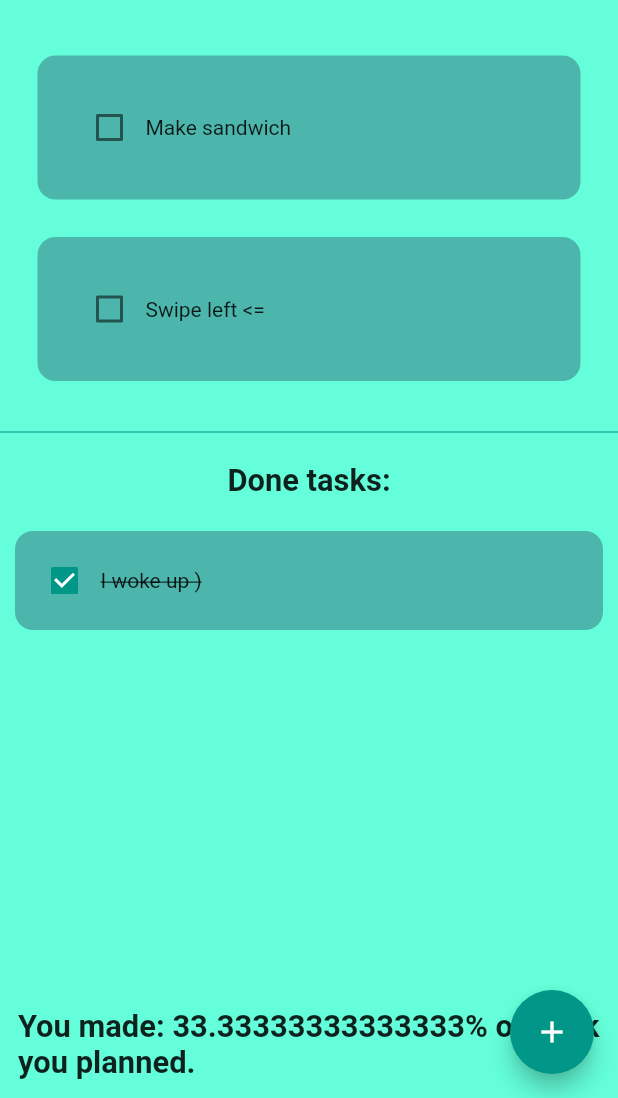
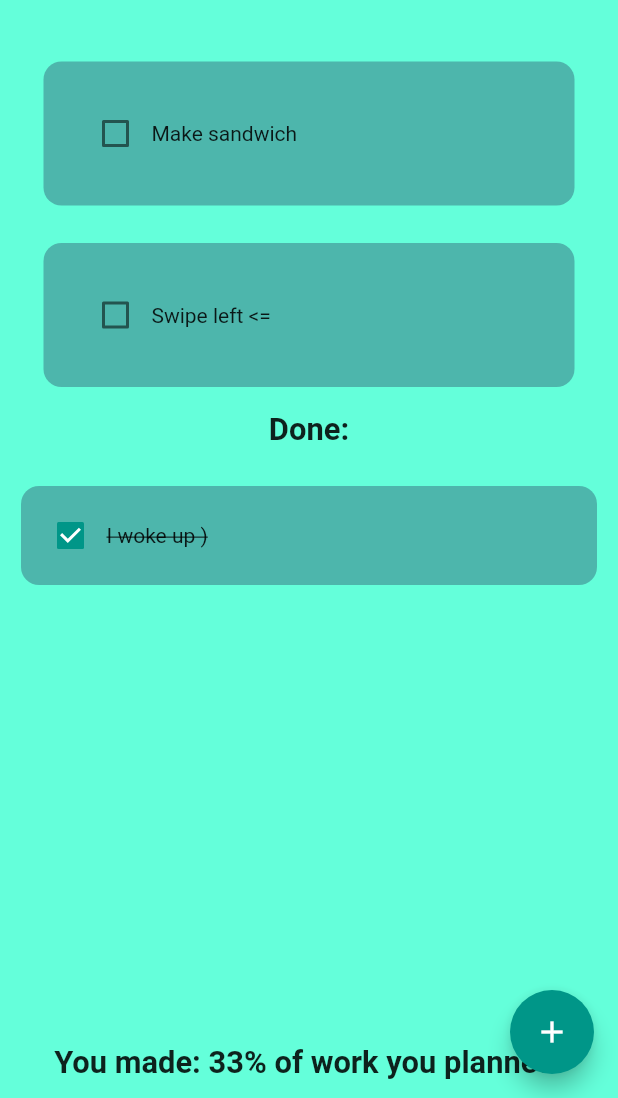
Before and after one commit to valeriiaradzivilo/to_do_app, a Flutter app: the ToDoListPage screen opened directly with empty values, on a phone screen of 412 x 824 dp, the part 138-1236 px from its top. Run offline on Flutter 3.47's test engine with Material 2 defaults, Android fonts, the phone set to English and light mode, and no system bars; drawn by our look-alikes of flutter_slidable; our stand-ins replace confetti, hive, hive_flutter, sizer; accounts and stored records are empty.

```diff
--- a/lib/pages/to_do_list_page.dart
+++ b/lib/pages/to_do_list_page.dart
@@ -7,25 +7,26 @@ import 'package:to_do_app/util/todo_tile.dart';
 import 'package:confetti/confetti.dart';
 import 'dart:math';
 
-
 class ToDoListPage extends StatefulWidget {
   final String BoxName;
-  const ToDoListPage({super.key, required this.BoxName});
+  final boxForToDo; // Open the box
+
+  final myBoxForToDo;
+  final ToDoDatabase db_to_do;
+  const ToDoListPage({super.key, required this.BoxName, required this.boxForToDo, required this.myBoxForToDo, required this.db_to_do});
   @override
   State<ToDoListPage> createState() => _ToDoListPageState();
 }
 
 class _ToDoListPageState extends State<ToDoListPage> {
-
   List ToDo = [];
   List Done = [];
   late ToDoDatabase db;
 
-
   // controller for fireworks
-  final ConfettiController _centerController=
+  final ConfettiController _centerController =
       ConfettiController(duration: const Duration(seconds: 1));
-  late double percentDone= 0;
+  late double percentDone = 0;
 
   // reference hive box
   late final _myBox;
@@ -35,12 +36,9 @@ class _ToDoListPageState extends State<ToDoListPage> {
 
   var box = null;
 
-
-
-
-  Future<String> openBoxMy() async{
+  Future<String> openBoxMy() async {
     print("Open Box");
-    if(box==null) {
+    if (box == null) {
       Hive.initFlutter(); // Initialize Hive
       box = await Hive.openBox(widget.BoxName); // Open the box
 
@@ -48,47 +46,49 @@ class _ToDoListPageState extends State<ToDoListPage> {
       db = ToDoDatabase(widget.BoxName);
     }
 
-    if (_myBox.get("TODOLIST")== null) {
+    if (_myBox.get("TODOLIST") == null) {
       db.createInitialData();
     } else {
       db.loadData();
     }
 
-
     ToDo = db.ToDoList;
     Done = db.DoneList;
-      percentDone = db.DoneList.length/(db.ToDoList.length+db.DoneList.length);
+    percentDone =
+        db.DoneList.length / (db.ToDoList.length + db.DoneList.length);
+    if (percentDone ==   1) {
+      _centerController.play();
+    } else {
+      _centerController.stop();
+    }
     return 'Opened box';
-
-
   }
 
-
-
   @override
-  void initState(){
+  void initState() {
+    //
+    // if (percentDone == 1) {
+    //   _centerController.play();
+    // } else {
+    //   _centerController.stop();
+    // }
     super.initState();
-
-
   }
 
   void CheckboxChanged(bool? value, int index, bool isToDo) {
     setState(() {
-      if(isToDo) {
+      if (isToDo) {
         db.ToDoList.elementAt(index)[1] = !db.ToDoList.elementAt(index)[1];
         db.DoneList.add(db.ToDoList.elementAt(index));
         db.ToDoList.removeAt(index);
-      }
-      else{
-        db.DoneList.elementAt(index)[1]=!db.DoneList.elementAt(index)[1];
+      } else {
+        db.DoneList.elementAt(index)[1] = !db.DoneList.elementAt(index)[1];
         db.ToDoList.add(db.DoneList.elementAt(index));
         db.DoneList.removeAt(index);
       }
-      if((db.DoneList.length/(db.ToDoList.length+db.DoneList.length))==1) {
+      if (percentDone ==  1) {
         _centerController.play();
-
-      }
-      else{
+      } else {
         _centerController.stop();
       }
     });
@@ -113,10 +113,9 @@ class _ToDoListPageState extends State<ToDoListPage> {
 
   void deleteTask(int index, bool isToDo) {
     setState(() {
-      if(isToDo) {
+      if (isToDo) {
         db.ToDoList.removeAt(index);
-      }
-      else{
+      } else {
         db.DoneList.removeAt(index);
       }
     });
@@ -131,6 +130,7 @@ class _ToDoListPageState extends State<ToDoListPage> {
           controller: _controller,
           onSave: saveNewTask,
           onCancel: () => Navigator.of(context).pop(),
+          names: [],
         );
       },
     );
@@ -141,30 +141,20 @@ class _ToDoListPageState extends State<ToDoListPage> {
 
     return Scaffold(
         backgroundColor: Colors.tealAccent,
-      appBar: AppBar(
-        centerTitle: true,
-        title: Text(
-          widget.BoxName,
-        ),
-        elevation: 0,
-      ),
+        appBar: null,
         floatingActionButton: FloatingActionButton(
           onPressed: createNewTask,
           child: Icon(Icons.add),
         ),
-      body:
-      FutureBuilder<String>(
+        body: FutureBuilder<String>(
             future: openBoxMy(),
             builder: (BuildContext context, AsyncSnapshot<String> snapshot) {
               List<Widget> children;
 
               if (snapshot.hasData) {
-                children = <Widget> [
+                children = <Widget>[
                   Align(
-                      alignment:
-
-                          // confetti will pop from top-center
-                          Alignment.topCenter,
+                    alignment: Alignment.center,
                     child: ConfettiWidget(
                       confettiController: _centerController,
                       blastDirection: pi / 2,
@@ -172,8 +162,8 @@ class _ToDoListPageState extends State<ToDoListPage> {
                       minBlastForce: 1,
                       emissionFrequency: 0.01,
 
-                        // 10 paticles will pop-up at a time
-                        numberOfParticles: 50,
+                      // paticles will pop-up at a time
+                      numberOfParticles: 30,
 
                       // particles will come down
                       gravity: 1,
@@ -192,44 +182,77 @@ class _ToDoListPageState extends State<ToDoListPage> {
                       ],
                     ),
                   ),
-                    MainText(text: "To do:"),
                   Expanded(
-                      child: ListView.builder(
-                        shrinkWrap: true,
-                        itemCount: ToDo.length,
-                        itemBuilder: (context, index) {
+                    child: CustomScrollView(slivers: <Widget>[
+                      SliverAppBar(
+                        stretch: true,
+                        expandedHeight: widget.BoxName.length.toDouble()*3,
+                        flexibleSpace: FlexibleSpaceBar(
+                          stretchModes: const <StretchMode>[
+                            StretchMode.zoomBackground,
+                            StretchMode.blurBackground,
+                            StretchMode.fadeTitle,
+                          ],
+                          centerTitle: true,
+                          title: Padding(
+                            padding: const EdgeInsets.all(8.0),
+                            child: Text(widget.BoxName,
+                              overflow: TextOverflow.visible,),
+                          ),
+
+                        ),
+                      ),
+                      SliverToBoxAdapter(
+                        // align the confetti on the screen
+                         child: null,
+
+                      ),
+                      SliverToBoxAdapter(
+                        child: MainText(text: "To do:"),
+                      ),
+                      SliverPadding(
+                        padding: const EdgeInsets.all(4.0),
+                        sliver: SliverList(
+                          delegate: SliverChildBuilderDelegate(
+                            (context, index) {
                               return ToDoTile(
                                 taskName: ToDo.elementAt(index)[0],
                                 taskComplete: ToDo.elementAt(index)[1],
                                 onChanged: (value) =>
                                     CheckboxChanged(value, index, true),
-                            deleteTask: (context) => deleteTask(index, true),
+                                deleteTask: (context) =>
+                                    deleteTask(index, true),
                                 paddingSize: 25,
                               );
                             },
+                            childCount: ToDo.length,
                           ),
                         ),
-
-                    const Divider(
-                      color: Colors.teal,
                       ),
-                    MainText(text: "Done tasks:"),
-                    Expanded(
-                      child: ListView.builder(
-                        itemCount: Done.length,
-                        itemBuilder: (context, index) {
+                      SliverToBoxAdapter(
+                        child: MainText(text: "Done:"),
+                      ),
+                      SliverPadding(
+                        padding: const EdgeInsets.all(4.0),
+                        sliver: SliverList(
+                          delegate: SliverChildBuilderDelegate(
+                            (context, index) {
                               return ToDoTile(
                                 taskName: Done.elementAt(index)[0],
                                 taskComplete: Done.elementAt(index)[1],
                                 onChanged: (value) =>
                                     CheckboxChanged(value, index, false),
-                            deleteTask: (context) => deleteTask(index, false),
+                                deleteTask: (context) =>
+                                    deleteTask(index, false),
                                 paddingSize: 10,
                               );
                             },
+                            childCount: Done.length,
                           ),
                         ),
-
+                      ),
+                    ]),
+                  ),
                   MainText(
                       text: percentDone == 1
                           ? "You've done great job today!"
@@ -237,11 +260,10 @@ class _ToDoListPageState extends State<ToDoListPage> {
                   MainText(
                       text: percentDone.isNaN
                           ? "You haven't planned anything yet."
-                            : "You made: ${percentDone! * 100}% of work you planned."),
-                    // align the confetti on the screen
+                          : "You made: ${(percentDone* 100).toInt() }% of work you planned."),
+
                 ];
-              }
-    else if (snapshot.hasError) {
+              } else if (snapshot.hasError) {
                 children = <Widget>[
                   const Icon(
                     Icons.error_outline,
@@ -253,8 +275,7 @@ class _ToDoListPageState extends State<ToDoListPage> {
                     child: Text('Error: ${snapshot.error}'),
                   ),
                 ];
-    }
-    else{
+              } else {
                 children = const <Widget>[
                   SizedBox(
                     width: 60,
@@ -273,10 +294,6 @@ class _ToDoListPageState extends State<ToDoListPage> {
                   children: children,
                 ),
               );
-            }
-
-      )
-    );
-
+            }));
   }
 }
--- a/lib/util/button_to_save.dart
+++ b/lib/util/button_to_save.dart
@@ -10,7 +10,7 @@ class myButton extends StatelessWidget {
   @override
   Widget build(BuildContext context) {
     return MaterialButton(onPressed: onPressed,
-    color: Theme.of(context).primaryColor,
+    color: name.toLowerCase()=="save"?Theme.of(context).primaryColor:Colors.grey,
     child: Text(name),);
   }
 }
--- a/lib/util/my_text.dart
+++ b/lib/util/my_text.dart
@@ -9,11 +9,13 @@ class MainText extends StatelessWidget {
   Widget build(BuildContext context) {
     return Padding(
       padding: const EdgeInsets.all(12.0),
-      child: Text(text,
-      style: TextStyle(
-      fontWeight: FontWeight.bold,
-      fontSize: 5.w),
-      ),
+        child: Text(text,
+          overflow: TextOverflow.ellipsis,
+        style: TextStyle(
+        fontWeight: FontWeight.bold,
+        fontSize: 5.w),
+          textAlign: TextAlign.center,
+        ),
     );
   }
 }
--- a/lib/util/todo_tile.dart
+++ b/lib/util/todo_tile.dart
@@ -7,41 +7,50 @@ class ToDoTile extends StatelessWidget {
   Function(bool?)? onChanged;
   Function(BuildContext)? deleteTask;
   double paddingSize;
-  ToDoTile({Key? key, required this.taskName, required this.taskComplete, required this.onChanged,
-  required this.deleteTask, required this.paddingSize}) : super(key: key);
+  ToDoTile(
+      {Key? key,
+      required this.taskName,
+      required this.taskComplete,
+      required this.onChanged,
+      required this.deleteTask,
+      required this.paddingSize})
+      : super(key: key);
 
   @override
   Widget build(BuildContext context) {
-    return
-      Padding(
-        padding: EdgeInsets.only(top:paddingSize,
-        left: paddingSize,
-        right: paddingSize),
+    return Padding(
+      padding: EdgeInsets.only(
+          top: paddingSize, left: paddingSize, right: paddingSize),
       child: Slidable(
-      endActionPane:ActionPane(
+        endActionPane: ActionPane(
           motion: StretchMotion(),
           children: [
-          SlidableAction(onPressed: deleteTask,
+            SlidableAction(
+              onPressed: deleteTask,
               icon: Icons.delete_forever_rounded,
               backgroundColor: Colors.redAccent,
-          borderRadius: BorderRadius.circular(12),)
+              borderRadius: BorderRadius.circular(12),
+            )
           ],
         ),
-
         child: Container(
-          padding: EdgeInsets.all(paddingSize-1),
-          child: Row(
-            children: [
-              Checkbox(value: taskComplete,
-                  onChanged: onChanged),
-              Text(taskName,
-              style:TextStyle(decoration: taskComplete?TextDecoration.lineThrough:TextDecoration.none)
-              ),
-            ],
-          ),
+          padding: EdgeInsets.all(paddingSize - 1),
           decoration: BoxDecoration(
             color: Colors.teal[300],
             borderRadius: BorderRadius.circular(12),
+          ),
+          child: Row(
+            children: [
+              Checkbox(value: taskComplete, onChanged: onChanged),
+              Expanded(
+                child: Text(taskName,
+                    overflow: TextOverflow.clip,
+                    style: TextStyle(
+                        decoration: taskComplete
+                            ? TextDecoration.lineThrough
+                            : TextDecoration.none)),
+              ),
+            ],
           ),
         ),
       ),
```
Also changed, not shown: lib/main.dart (+24 -13 lines), lib/util/add_task_box.dart (+31 -9 lines), lib/util/task_block.dart (+7 -4 lines). Lines whose indentation alone changed are shown as unchanged.
